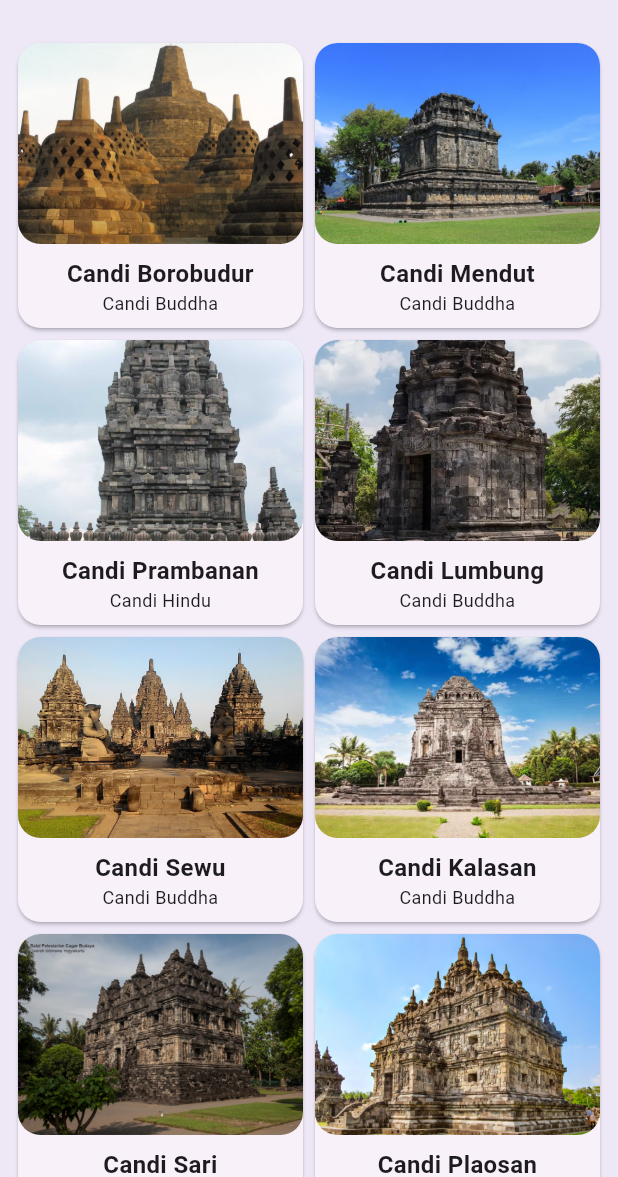
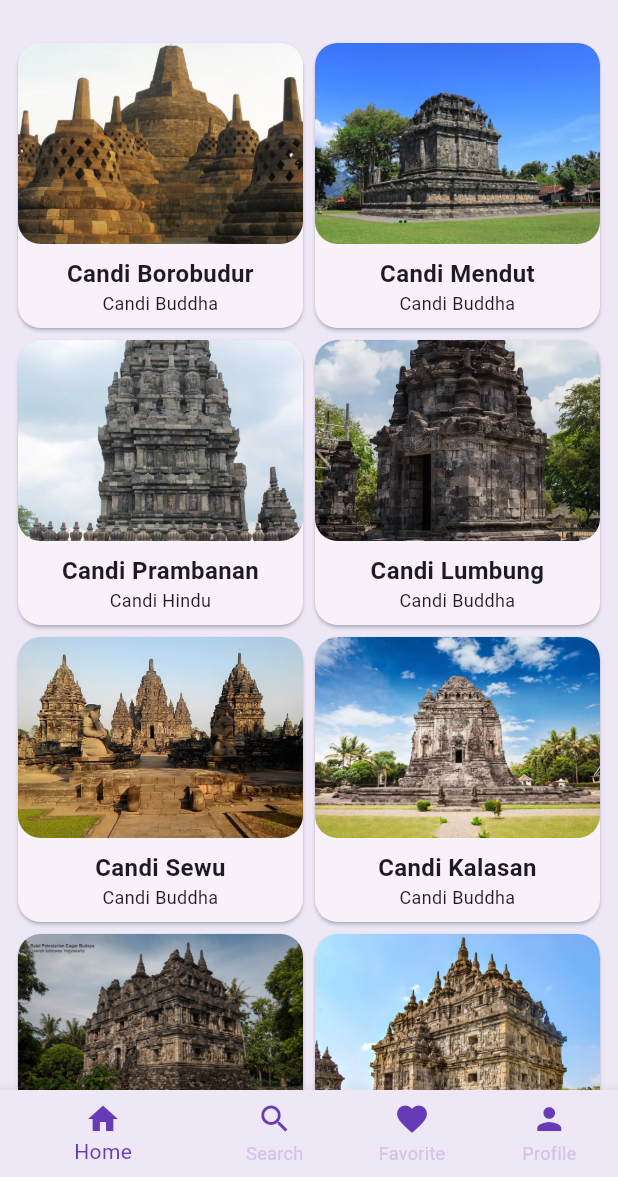
Before and after one commit to cindyauliaMDP/wisata_candi, a Flutter app: the screen it shows after launch, on a phone screen of 412 x 824 dp, the part 59-1236 px from its top. Run offline on Flutter 3.47's test engine with Material 3 defaults, Android fonts, the phone set to English and light mode, and no system bars.

Commit message:
navigation

```diff
--- a/lib/main.dart
+++ b/lib/main.dart
@@ -4,7 +4,10 @@ import 'package:wisata_candi/data/candi_data.dart';
 import 'package:wisata_candi/providers/auth_provider.dart';
 import 'package:wisata_candi/providers/favorite_provider.dart';
 import 'package:wisata_candi/screens/detail_screen.dart';
+import 'package:wisata_candi/screens/favorite_screen.dart';
 import 'package:wisata_candi/screens/home_screen.dart';
+import 'package:wisata_candi/screens/profile_screen.dart';
+import 'package:wisata_candi/screens/search_screen.dart';
 import 'package:wisata_candi/screens/sign_in_screen.dart';
 import 'package:wisata_candi/screens/sign_up_screen.dart';
 
@@ -42,7 +45,67 @@ class MyApp extends StatelessWidget {
         ).copyWith(primary: Colors.deepPurple, surface: Colors.deepPurple[50]),
         useMaterial3: true,
       ),
-      home: const HomeScreen(),
+      home: const MainScreen(),
+    );
+  }
+}
+
+class MainScreen extends StatefulWidget {
+  const MainScreen({super.key});
+
+  @override
+  State<MainScreen> createState() => _MainScreenState();
+}
+
+class _MainScreenState extends State<MainScreen> {
+  // TODO: 1. Deklarasikan variabel
+  int _currentIndex = 0;
+  final List<Widget> _children = const [
+    HomeScreen(),
+    SearchScreen(),
+    FavoriteScreen(),
+    ProfileScreen(),
+  ];
+
+  @override
+  Widget build(BuildContext context) {
+    return Scaffold(
+      // TODO: 2. Buat properti body berupa widget yang ditampilkan
+      body: _children[_currentIndex],
+      // TODO: 3. Buat properti bottomNavigationBar dengan nilai Theme
+      bottomNavigationBar: Theme(
+        // TODO: 4. Buat data dan child dari Theme
+        data: Theme.of(context).copyWith(canvasColor: Colors.deepPurple[50]),
+        child: BottomNavigationBar(
+          currentIndex: _currentIndex,
+          onTap: (index) {
+            setState(() {
+              _currentIndex = index;
+            });
+          },
+          items: const [
+            BottomNavigationBarItem(
+              icon: Icon(Icons.home, color: Colors.deepPurple),
+              label: 'Home',
+            ),
+            BottomNavigationBarItem(
+              icon: Icon(Icons.search, color: Colors.deepPurple),
+              label: 'Search',
+            ),
+            BottomNavigationBarItem(
+              icon: Icon(Icons.favorite, color: Colors.deepPurple),
+              label: 'Favorite',
+            ),
+            BottomNavigationBarItem(
+              icon: Icon(Icons.person, color: Colors.deepPurple),
+              label: 'Profile',
+            ),
+          ],
+          selectedItemColor: Colors.deepPurple,
+          unselectedItemColor: Colors.deepPurple[100],
+          showUnselectedLabels: true,
+        ),
+      ),
     );
   }
 }
--- /dev/null
+++ b/lib/screens/favorite_screen.dart
@@ -0,0 +1,15 @@
+import 'package:flutter/material.dart';
+
+class FavoriteScreen extends StatefulWidget {
+  const FavoriteScreen({super.key});
+
+  @override
+  State<FavoriteScreen> createState() => _FavoriteScreenState();
+}
+
+class _FavoriteScreenState extends State<FavoriteScreen> {
+  @override
+  Widget build(BuildContext context) {
+    return const Scaffold();
+  }
+}
```
